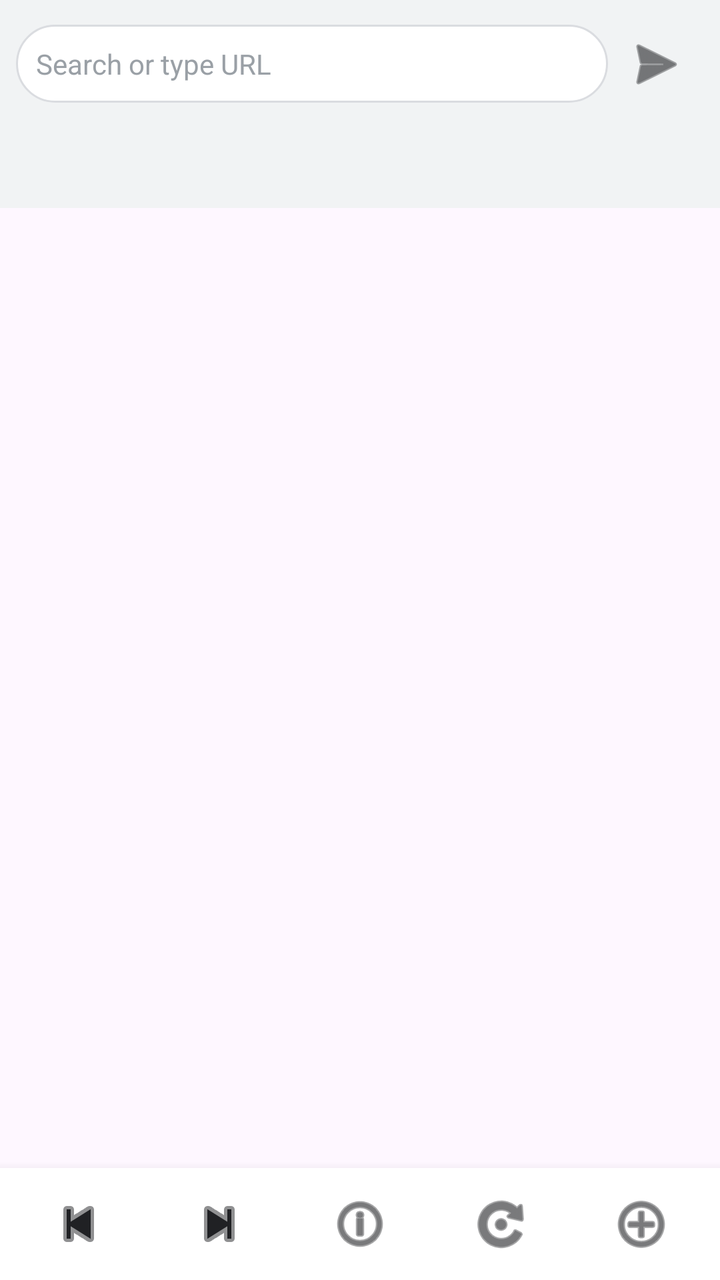
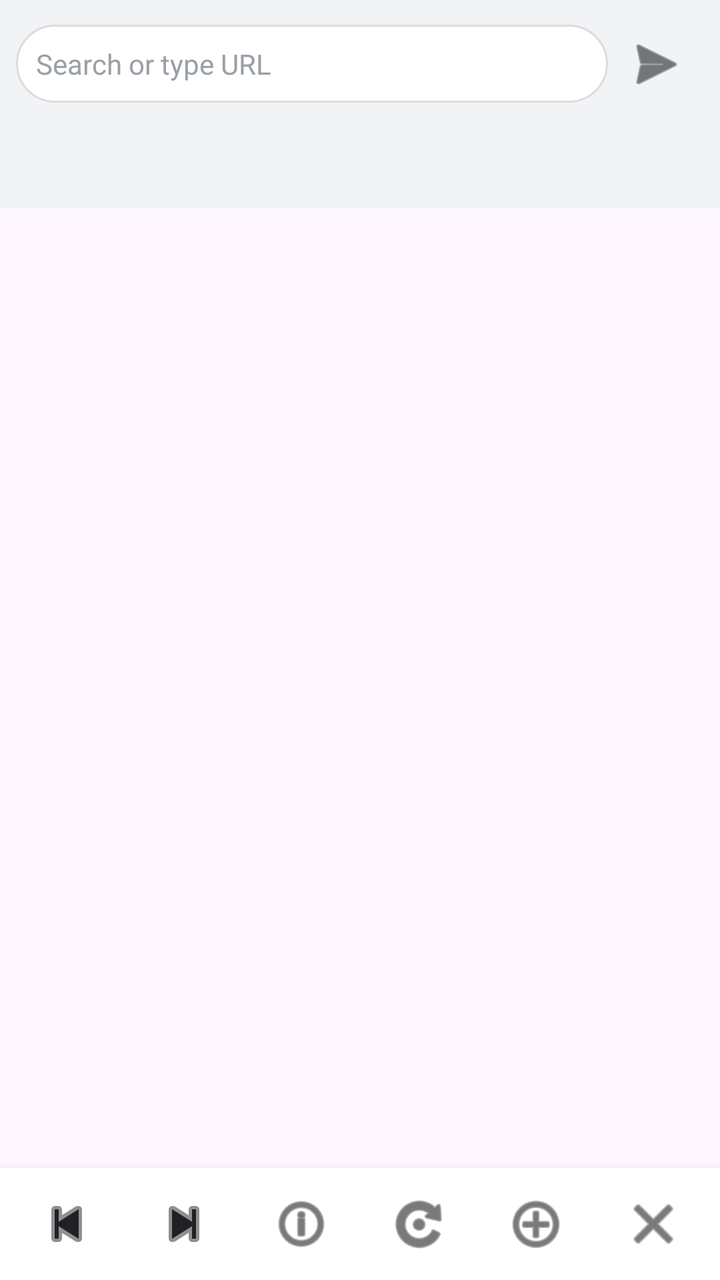

Compare the two renders of this Android layout. The source of the first and the diff that turns it into the second are given below.
<!-- AndroidManifest.xml: application theme Theme.Browser -->
<!-- res/layout/activity_main.xml -->
<?xml version="1.0" encoding="utf-8"?>
<androidx.constraintlayout.widget.ConstraintLayout xmlns:android="http://schemas.android.com/apk/res/android"
    xmlns:app="http://schemas.android.com/apk/res-auto"
    xmlns:tools="http://schemas.android.com/tools"
    android:id="@+id/main"
    android:layout_width="match_parent"
    android:layout_height="match_parent"
    tools:context=".MainActivity">

    <LinearLayout
        android:layout_width="match_parent"
        android:layout_height="match_parent"
        android:orientation="vertical">

        
        <LinearLayout
            android:layout_width="match_parent"
            android:layout_height="wrap_content"
            android:orientation="horizontal"
            android:padding="8dp"
            android:background="@color/browser_toolbar_bg"
            android:gravity="center_vertical">

            <EditText
                android:id="@+id/urlInput"
                android:layout_width="0dp"
                android:layout_height="wrap_content"
                android:layout_weight="1"
                android:hint="Search or type URL"
                android:background="@drawable/address_bar_bg"
                android:padding="10dp"
                android:singleLine="true"
                android:imeOptions="actionGo"
                android:textSize="14sp"
                android:textColor="@color/browser_text_primary"
                android:textColorHint="#9AA0A6"/>

            <ImageButton
                android:id="@+id/btnGo"
                android:layout_width="48dp"
                android:layout_height="48dp"
                android:src="@android:drawable/ic_menu_send"
                android:tint="@color/browser_text_primary"
                android:background="?attr/selectableItemBackgroundBorderless"
                android:contentDescription="Go" />
        </LinearLayout>

        <ProgressBar
            android:id="@+id/progressBar"
            style="?android:attr/progressBarStyleHorizontal"
            android:layout_width="match_parent"
            android:layout_height="4dp"
            android:visibility="gone"
            android:progressTint="#1A73E8"/>

        
        <com.google.android.material.tabs.TabLayout
            android:id="@+id/tabLayout"
            android:layout_width="match_parent"
            android:layout_height="40dp"
            android:background="@color/browser_toolbar_bg"
            app:tabMode="scrollable"
            app:tabSelectedTextColor="@color/browser_text_primary"
            app:tabTextColor="#9AA0A6"
            app:tabTextAppearance="@style/TabTextAppearance"
            app:tabIndicatorColor="#1A73E8"
            app:tabIndicatorHeight="2dp"/>

        
        <FrameLayout
            android:id="@+id/webViewContainer"
            android:layout_width="match_parent"
            android:layout_height="0dp"
            android:layout_weight="1" />

        
        <LinearLayout
            android:layout_width="match_parent"
            android:layout_height="wrap_content"
            android:orientation="horizontal"
            android:background="@color/browser_control_bar_bg"
            android:elevation="8dp"
            android:padding="4dp">

            <ImageButton
                android:id="@+id/btnBack"
                android:layout_width="0dp"
                android:layout_height="48dp"
                android:layout_weight="1"
                android:src="@android:drawable/ic_media_previous"
                android:tint="@color/browser_text_primary"
                android:background="?attr/selectableItemBackgroundBorderless"
                android:contentDescription="Back" />

            <ImageButton
                android:id="@+id/btnForward"
                android:layout_width="0dp"
                android:layout_height="48dp"
                android:layout_weight="1"
                android:src="@android:drawable/ic_media_next"
                android:tint="@color/browser_text_primary"
                android:background="?attr/selectableItemBackgroundBorderless"
                android:contentDescription="Forward" />

            <ImageButton
                android:id="@+id/btnHome"
                android:layout_width="0dp"
                android:layout_height="48dp"
                android:layout_weight="1"
                android:src="@android:drawable/ic_menu_info_details"
                android:tint="@color/browser_text_primary"
                android:background="?attr/selectableItemBackgroundBorderless"
                android:contentDescription="Home" />

            <ImageButton
                android:id="@+id/btnRefresh"
                android:layout_width="0dp"
                android:layout_height="48dp"
                android:layout_weight="1"
                android:src="@android:drawable/ic_menu_rotate"
                android:tint="@color/browser_text_primary"
                android:background="?attr/selectableItemBackgroundBorderless"
                android:contentDescription="Refresh" />

            <ImageButton
                android:id="@+id/btnNewTab"
                android:layout_width="0dp"
                android:layout_height="48dp"
                android:layout_weight="1"
                android:src="@android:drawable/ic_menu_add"
                android:tint="@color/browser_text_primary"
                android:background="?attr/selectableItemBackgroundBorderless"
                android:contentDescription="New Tab" />
        </LinearLayout>
    </LinearLayout>

</androidx.constraintlayout.widget.ConstraintLayout>
<!-- resources referenced by this layout -->
<resources>
  <color name="browser_control_bar_bg">#FFFFFF</color>
  <color name="browser_text_primary">#202124</color>
  <color name="browser_toolbar_bg">#F1F3F4</color>
  <!-- drawable address_bar_bg (drawable) -->
  <?xml version="1.0" encoding="utf-8"?>
  <shape xmlns:android="http://schemas.android.com/apk/res/android"
      android:shape="rectangle">
      <solid android:color="@color/browser_address_bar_bg" />
      <corners android:radius="24dp" />
      <stroke
          android:width="1dp"
          android:color="@color/browser_address_bar_stroke" />
  </shape>
  <style name="TabTextAppearance" parent="TextAppearance.Design.Tab">
          <item name="android:textSize">12sp</item>
          <item name="android:textAllCaps">false</item>
      </style>
  <style name="Theme.Browser" parent="Base.Theme.Browser" />
  <color name="browser_address_bar_bg">#FFFFFF</color>
  <color name="browser_address_bar_stroke">#DADCE0</color>
  <style name="Base.Theme.Browser" parent="Theme.Material3.DayNight.NoActionBar">
          
          
      </style>
</resources>

<!-- the commit's change to res/layout/activity_main.xml (unified diff, before → after) -->
@@ -131,6 +131,16 @@
                 android:tint="@color/browser_text_primary"
                 android:background="?attr/selectableItemBackgroundBorderless"
                 android:contentDescription="New Tab" />
+
+            <ImageButton
+                android:id="@+id/btnCloseTab"
+                android:layout_width="0dp"
+                android:layout_height="48dp"
+                android:layout_weight="1"
+                android:src="@android:drawable/ic_menu_close_clear_cancel"
+                android:tint="@color/browser_text_primary"
+                android:background="?attr/selectableItemBackgroundBorderless"
+                android:contentDescription="Close Tab" />
         </LinearLayout>
     </LinearLayout>
 
